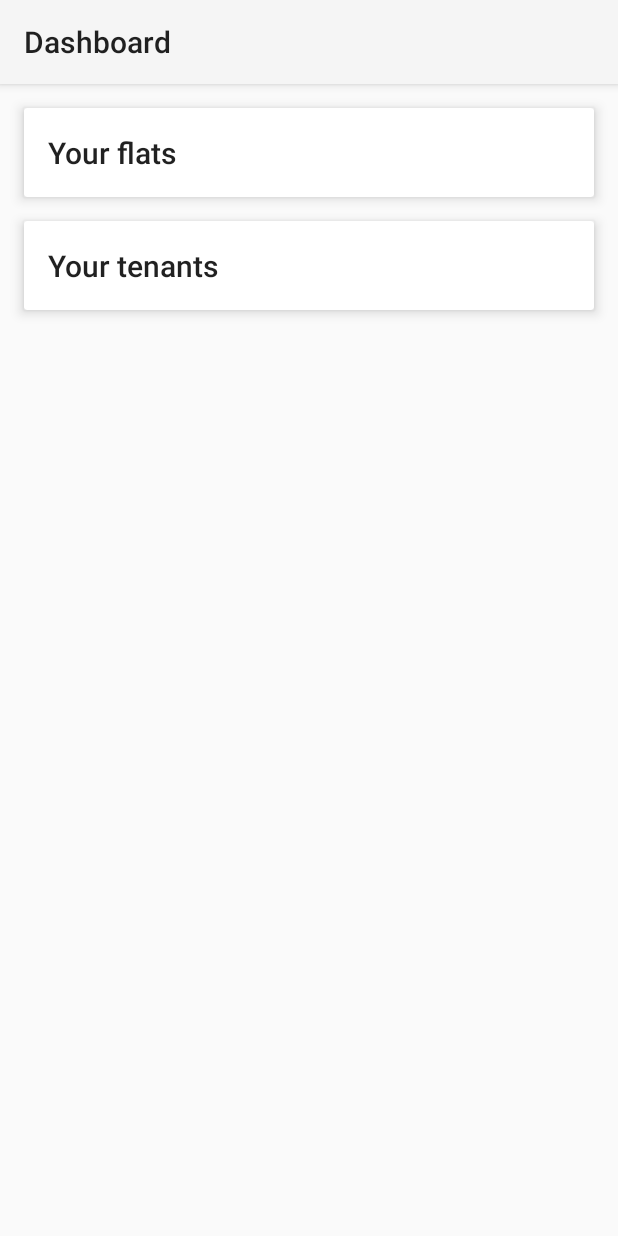
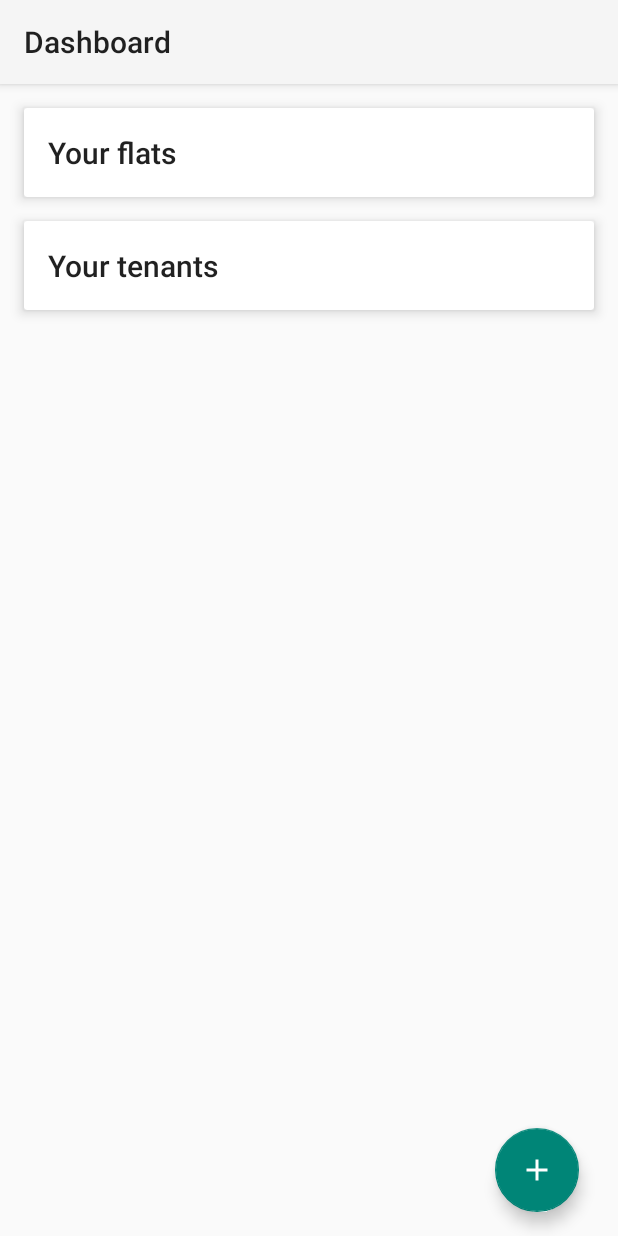
Before and after one commit to sivaperumal644/apartmentDB, an Android app: the OwnerDashboardActivity screen opened directly, with no data from a screen before it, on a phone screen of 412 x 824 dp. Run offline under Robolectric (Android 15) with nearby library versions, the phone set to English and light mode, and no system bars; 1 statement that could not run was skipped.

Commit message:
'message'

```diff
--- a/app/src/main/java/com/example/roshan/apartmentdemo/Activity/OwnerDashboardActivity.java
+++ b/app/src/main/java/com/example/roshan/apartmentdemo/Activity/OwnerDashboardActivity.java
@@ -2,11 +2,14 @@ package com.example.roshan.apartmentdemo.Activity;
 
 import android.content.Intent;
 import android.os.AsyncTask;
+import android.support.design.widget.FloatingActionButton;
+import android.support.design.widget.Snackbar;
 import android.support.v7.app.AppCompatActivity;
 import android.os.Bundle;
 import android.view.Menu;
 import android.view.MenuItem;
 import android.view.View;
+import android.widget.Toast;
 
 import com.example.roshan.apartmentdemo.Database.QueryUtility;
 import com.example.roshan.apartmentdemo.R;
@@ -47,10 +50,21 @@ public class OwnerDashboardActivity extends AppCompatActivity {
         getSupportActionBar().setTitle("Dashboard");
         GetDatabaseTask getDatabaseTask = new GetDatabaseTask();
         getDatabaseTask.execute();
+        FloatingActionButton fab = (FloatingActionButton) findViewById(R.id.fab);
+        fab.setOnClickListener(new View.OnClickListener() {
+            @Override
+            public void onClick(View view) {
+                //Dude here is the fab action
+
+                Toast.makeText(OwnerDashboardActivity.this,"FAB clicked",Toast.LENGTH_LONG).show();
+
+            }
+        });
     }
 
     @Override
     public boolean onCreateOptionsMenu(Menu menu) {
+        // Inflate the menu; this adds items to the action bar if it is present.
         getMenuInflater().inflate(R.menu.main_menu, menu);
         return true;
     }
--- /dev/null
+++ b/app/src/main/res/drawable/ic_add_black_24dp.xml
@@ -0,0 +1,9 @@
+<vector xmlns:android="http://schemas.android.com/apk/res/android"
+        android:width="24dp"
+        android:height="24dp"
+        android:viewportWidth="24.0"
+        android:viewportHeight="24.0">
+    <path
+        android:fillColor="#fff"
+        android:pathData="M19,13h-6v6h-2v-6H5v-2h6V5h2v6h6v2z"/>
+</vector>
--- a/app/src/main/res/layout/activity_owner_dashboard.xml
+++ b/app/src/main/res/layout/activity_owner_dashboard.xml
@@ -1,10 +1,18 @@
 <?xml version="1.0" encoding="utf-8"?>
-<ScrollView xmlns:android="http://schemas.android.com/apk/res/android"
+<RelativeLayout xmlns:android="http://schemas.android.com/apk/res/android"
     xmlns:app="http://schemas.android.com/apk/res-auto"
     xmlns:tools="http://schemas.android.com/tools"
     android:layout_width="match_parent"
     android:layout_height="wrap_content"
+    xmlns:fab="http://schemas.android.com/apk/res-auto"
     tools:context=".Activity.OwnerDashboardActivity">
+
+    <ScrollView
+        android:layout_width="match_parent"
+        android:layout_height="match_parent">
+
+
+
 
     <LinearLayout
         android:layout_width="match_parent"
@@ -46,7 +54,29 @@
                 android:textAppearance="@style/TextAppearance.AppCompat.Title" />
         </android.support.v7.widget.CardView>
 
+
+
+
     </LinearLayout>
-</ScrollView>
 
-<!-- TODO: Need to implement a FAB with action of Add Tenant, with plus icon. -->
+    </ScrollView>
+    <LinearLayout
+        android:layout_width="wrap_content"
+        android:layout_height="wrap_content"
+        android:gravity="bottom"
+        android:layout_alignParentRight="true"
+        android:layout_alignParentBottom="true"
+        android:layout_margin="10dp">
+
+        <android.support.design.widget.FloatingActionButton
+            android:id="@+id/fab"
+            android:layout_width="wrap_content"
+            android:layout_height="wrap_content"
+            android:layout_gravity="bottom|end"
+            android:layout_margin="@dimen/fab_margin"
+            app:srcCompat="@drawable/ic_add_black_24dp" />
+    </LinearLayout>
+
+
+
+</RelativeLayout>
```
